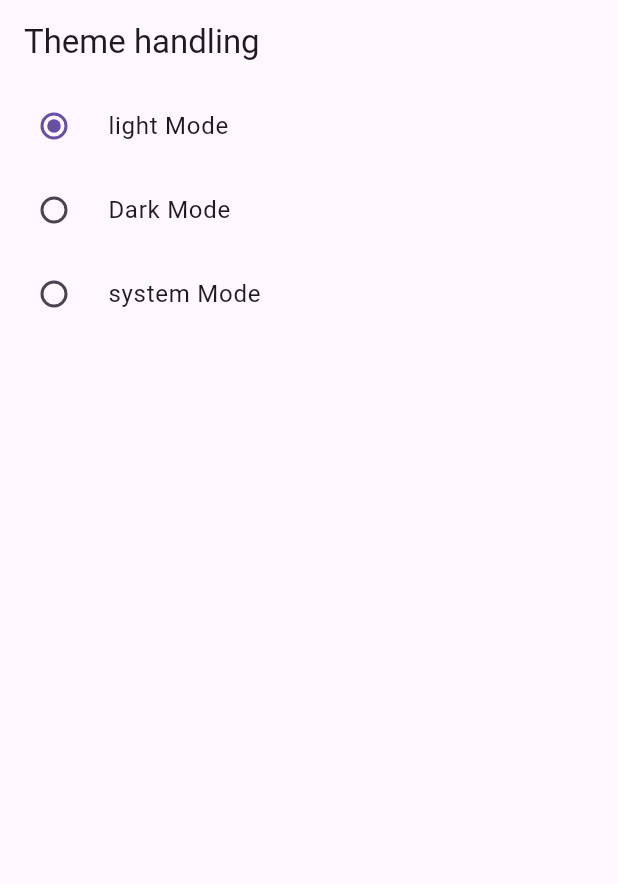
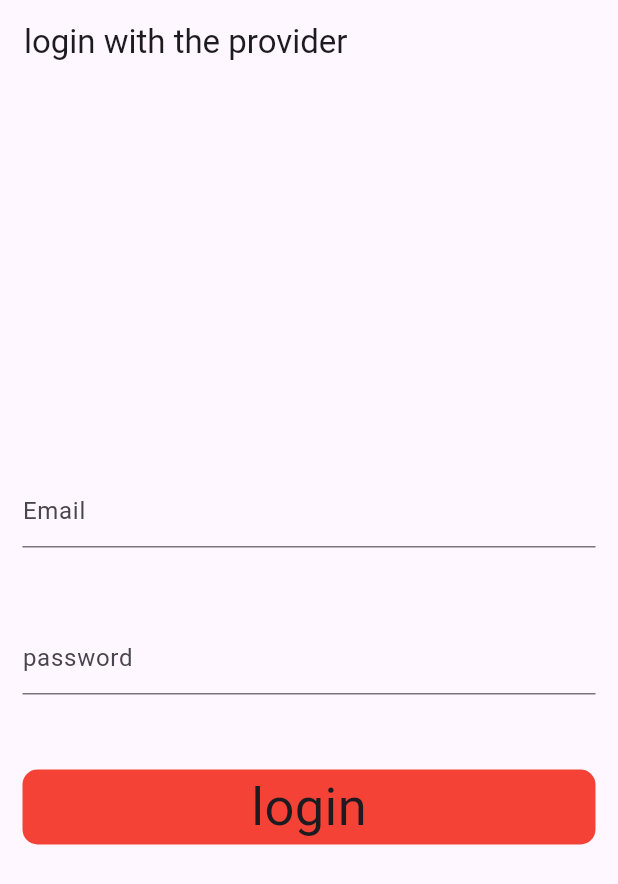
Before and after one commit to yashvardhan8787/learning-provider-, a Flutter app: the screen it shows after launch, on a phone screen of 412 x 824 dp. Shown: the top 884 px of the screen. Run offline on Flutter 3.47's test engine with Material 3 defaults, Android fonts, the phone set to English and light mode, and no system bars.

Commit message:
final commit

```diff
--- /dev/null
+++ b/lib/Favrouite/login_screen.dart
@@ -0,0 +1,69 @@
+import "package:flutter/cupertino.dart";
+import "package:flutter/material.dart";
+import "package:learning_provider/View/MyHomePageScreen.dart";
+import "package:learning_provider/provider/auth_provider.dart";
+import "package:provider/provider.dart";
+
+class LoginScreen extends StatefulWidget {
+  const LoginScreen({super.key});
+
+  @override
+  State<LoginScreen> createState() => _LoginScreenState();
+}
+
+class _LoginScreenState extends State<LoginScreen> {
+  TextEditingController emailController = TextEditingController();
+  TextEditingController passwordController = TextEditingController();
+  @override
+  Widget build(BuildContext context) {
+    final provider = Provider.of<AuthProvider>(context);
+    if(provider.isLoggedIn){
+      Navigator.push(context,MaterialPageRoute(builder: (context) => MyHomePageScreen(),));
+    }
+    return Scaffold(
+      appBar: AppBar(title: Text("login with the provider")),
+      body: Padding(
+        padding: const EdgeInsets.all(15),
+        child: Column(
+          mainAxisAlignment: MainAxisAlignment.center,
+          crossAxisAlignment: CrossAxisAlignment.center,
+          children: [
+            TextFormField(
+              controller: emailController,
+              decoration: const InputDecoration(
+                hintText: 'Email',
+              ),
+            ),
+            SizedBox(
+              height: 50,
+            ),
+            TextFormField(
+              controller: passwordController,
+              decoration: const InputDecoration(
+                hintText: "password",
+              ),
+            ),
+            SizedBox(
+              height: 50,
+            ),
+            InkWell(
+              onTap: () {
+                provider.loggedIn(emailController.text.toString(),
+                    passwordController.text.toString());
+              },
+              child: Container(
+                width: 600,
+                child: Center(
+                    child: provider.loading
+                        ? Text("loading", style: TextStyle(fontSize: 35))
+                        : Text("login", style: TextStyle(fontSize: 35))),
+                decoration: BoxDecoration(
+                    color: Colors.red, borderRadius: BorderRadius.circular(10)),
+              ),
+            )
+          ],
+        ),
+      ),
+    );
+  }
+}
--- a/lib/main.dart
+++ b/lib/main.dart
@@ -1,8 +1,11 @@
 import 'package:flutter/material.dart';
 import 'package:learning_provider/Favrouite/favourite_screen.dart';
+import 'package:learning_provider/Favrouite/login_screen.dart';
 import 'package:learning_provider/Favrouite/theme_controller_screen.dart';
+import 'package:learning_provider/Favrouite/value_notify_listeners.dart';
 import 'package:learning_provider/View/ExampleTwoScreen.dart';
 import 'package:learning_provider/View/MyHomePageScreen.dart';
+import 'package:learning_provider/provider/auth_provider.dart';
 import 'package:learning_provider/provider/count_provider.dart';
 import 'package:learning_provider/provider/exmaple_two_provider.dart';
 import 'package:learning_provider/provider/favourite_provider.dart';
@@ -23,7 +26,8 @@
         ChangeNotifierProvider<CountProvider>(create: (_) => CountProvider()),
         ChangeNotifierProvider<ExampleTwoProvider>(create: (_) => ExampleTwoProvider()),
         ChangeNotifierProvider<FavouriteProvider>(create: (_) => FavouriteProvider()),
-        ChangeNotifierProvider<ThemeChangerProvider>(create:(_)=>ThemeChangerProvider(), )
+        ChangeNotifierProvider<ThemeChangerProvider>(create:(_)=>ThemeChangerProvider()),
+        ChangeNotifierProvider<AuthProvider>(create:(_)=>AuthProvider()),
       ],
       child: Builder(builder: (context) {
         final themeChanger = Provider.of<ThemeChangerProvider>(context);
@@ -40,7 +44,7 @@
             primarySwatch: Colors.cyan,
             useMaterial3: true,
           ),
-          home:ThemeControllerScreen(),
+          home:LoginScreen(),
         );
       },)
     );
--- /dev/null
+++ b/lib/provider/auth_provider.dart
@@ -0,0 +1,38 @@
+import 'package:flutter/material.dart';
+import "package:http/http.dart" ;
+
+class AuthProvider extends ChangeNotifier {
+  bool _loading = false;
+  bool get loading => _loading;
+  void setloading (bool value){
+    _loading = value ;
+    notifyListeners();
+  }
+
+  bool _isLoggedIn =false;
+  bool get isLoggedIn => _isLoggedIn;
+  void setIsLoggedIn (bool value){
+    _isLoggedIn = value ;
+    notifyListeners();
+  }
+
+  void loggedIn(String email , String  password)async{
+
+    setloading(true);
+    try {
+      Response response = await post(Uri.parse("https://reqres.in/api/register"),
+          body: {"email": email, "password": password});
+      if (response.statusCode == 200) {
+        print("ApI successfully called");
+        setloading(false);
+        setIsLoggedIn(true);
+      } else {
+        print("request failedd");
+        setloading(false);
+      }
+    } catch (e) {
+      print(e);
+      setloading(false);
+    }
+  }
+}
--- a/pubspec.yaml
+++ b/pubspec.yaml
@@ -36,6 +36,7 @@ dependencies:
   # Use with the CupertinoIcons class for iOS style icons.
   cupertino_icons: ^1.0.6
   provider: ^6.1.2
+  http: ^1.2.2
 
 dev_dependencies:
   flutter_test:
```
Also changed, not shown: lib/Favrouite/value_notify_listeners.dart (added, +67 -0 lines), pubspec.lock.
